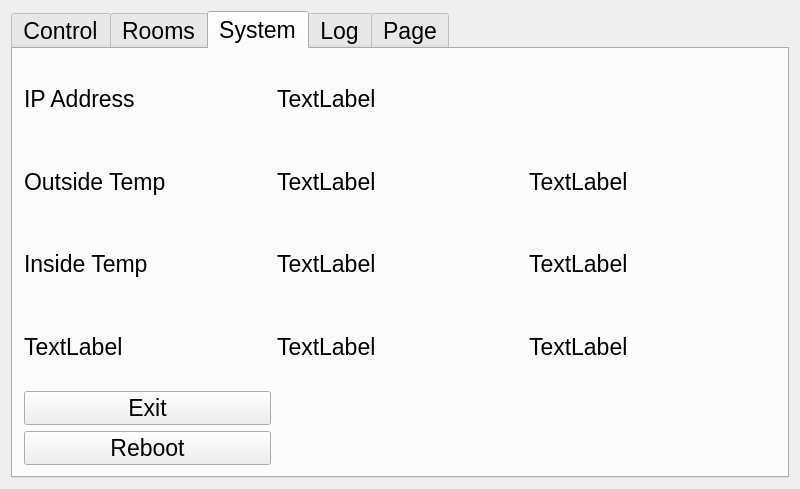
Above: widget.ui from paulkappler/HomeGUI before the change. Below: the same form after it.
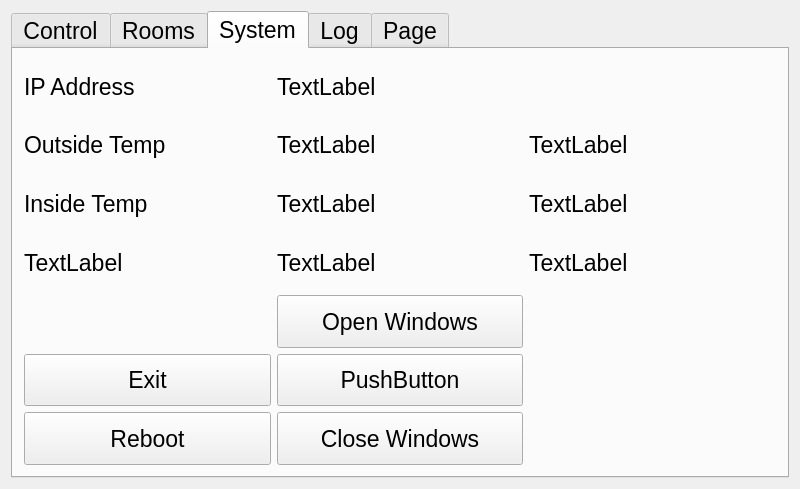
That is the form after the change. The open tabs and pages were chosen to show the change.

Commit message: add window buttons

Patch:
```diff
--- a/widget.ui
+++ b/widget.ui
@@ -491,8 +491,14 @@
          </property>
         </widget>
        </item>
-       <item row="6" column="0">
+       <item row="7" column="0">
         <widget class="QPushButton" name="rebootButton">
+         <property name="sizePolicy">
+          <sizepolicy hsizetype="Minimum" vsizetype="Preferred">
+           <horstretch>0</horstretch>
+           <verstretch>0</verstretch>
+          </sizepolicy>
+         </property>
          <property name="mouseTracking">
           <bool>true</bool>
          </property>
@@ -501,8 +507,14 @@
          </property>
         </widget>
        </item>
-       <item row="5" column="0">
+       <item row="6" column="0">
         <widget class="QPushButton" name="exitButton">
+         <property name="sizePolicy">
+          <sizepolicy hsizetype="Minimum" vsizetype="Preferred">
+           <horstretch>0</horstretch>
+           <verstretch>0</verstretch>
+          </sizepolicy>
+         </property>
          <property name="mouseTracking">
           <bool>true</bool>
          </property>
@@ -605,6 +617,45 @@
          </property>
         </widget>
        </item>
+       <item row="6" column="1">
+        <widget class="QPushButton" name="pushButton">
+         <property name="sizePolicy">
+          <sizepolicy hsizetype="Minimum" vsizetype="Preferred">
+           <horstretch>0</horstretch>
+           <verstretch>0</verstretch>
+          </sizepolicy>
+         </property>
+         <property name="text">
+          <string>PushButton</string>
+         </property>
+        </widget>
+       </item>
+       <item row="7" column="1">
+        <widget class="QPushButton" name="closeWindowButton">
+         <property name="sizePolicy">
+          <sizepolicy hsizetype="Minimum" vsizetype="Preferred">
+           <horstretch>0</horstretch>
+           <verstretch>0</verstretch>
+          </sizepolicy>
+         </property>
+         <property name="text">
+          <string>Close Windows</string>
+         </property>
+        </widget>
+       </item>
+       <item row="5" column="1">
+        <widget class="QPushButton" name="openWindowButton">
+         <property name="sizePolicy">
+          <sizepolicy hsizetype="Minimum" vsizetype="Preferred">
+           <horstretch>0</horstretch>
+           <verstretch>0</verstretch>
+          </sizepolicy>
+         </property>
+         <property name="text">
+          <string>Open Windows</string>
+         </property>
+        </widget>
+       </item>
       </layout>
      </widget>
      <widget class="QWidget" name="tab_3">
```
Left out of the diff: 2 changed lines with no effect on the pictures.
